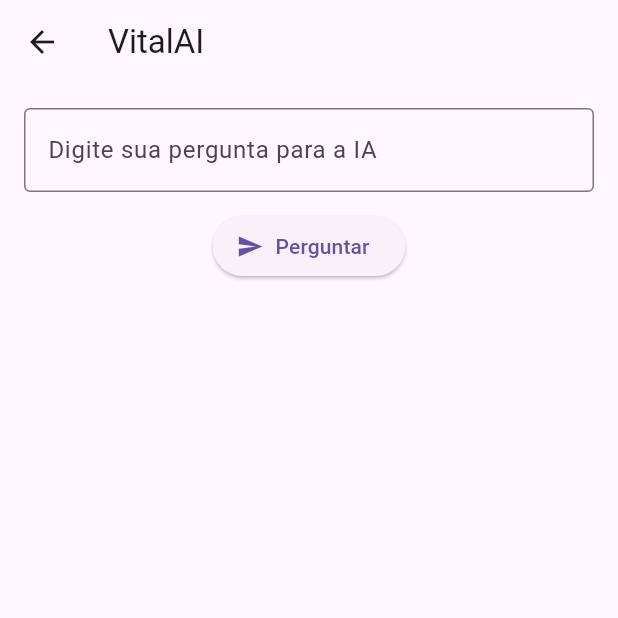
After one commit to VictorYudi28/vitalSyncFase4, a Flutter app: the VitalIAScreen screen opened directly, on a phone screen of 412 x 824 dp, the top half of it. The commit adds this screen. Run offline on Flutter 3.47's test engine with Material 3 defaults, Android fonts, the phone set to English and light mode, and no system bars; our stand-ins replace flutter_dotenv, flutter_gemini; network calls fail.

Commit message:
Adding the new AI to Vital Sync

```diff
--- a/lib/app_main_screen.dart
+++ b/lib/app_main_screen.dart
@@ -1,7 +1,7 @@
 import 'package:flutter/cupertino.dart' hide Title;
 import 'package:flutter/material.dart' hide Title;
 import 'package:vitalsync/profile.dart';
-import 'package:vitalsync/vital_maps_screen.dart';
+import 'package:vitalsync/vitalAI.dart';
 import 'api_vital_sync.dart';
 import 'custon_bottomNavigationBar.dart';
 import 'general.dart';
@@ -17,7 +17,7 @@ class AppMainScreenState extends State<AppMainScreen> {
 
   final List<Widget> _pages = [
     Profile(),
-    VitalMapsScreen(),
+    VitalIAScreen(),
     ApiVitalSync(),
     General(),
   ];
--- a/lib/custon_bottomNavigationBar.dart
+++ b/lib/custon_bottomNavigationBar.dart
@@ -26,7 +26,7 @@ class CustomBottomNavigationBar extends StatelessWidget {
         ),
         BottomNavigationBarItem(
           icon: Icon(Icons.psychology_alt),
-          label: 'VitalMaps',
+          label: 'VitalIA',
         ),
         BottomNavigationBarItem(
           icon: Icon(Icons.check_circle),
--- /dev/null
+++ b/lib/vitalAI.dart
@@ -0,0 +1,80 @@
+import 'package:flutter/material.dart';
+import 'package:flutter_gemini/flutter_gemini.dart';
+
+class VitalIAScreen extends StatefulWidget {
+  @override
+  _VitalIAScreenState createState() => _VitalIAScreenState();
+}
+
+class _VitalIAScreenState extends State<VitalIAScreen> {
+  final TextEditingController _perguntaController = TextEditingController();
+  String _respostaIA = '';
+  bool _carregando = false;
+
+  Future<void> chamarIA(String pergunta) async {
+    setState(() {
+      _carregando = true;
+      _respostaIA = '';
+    });
+
+    try {
+      final resultado = await Gemini.instance.text(pergunta);
+      setState(() {
+        _respostaIA = resultado?.output ?? 'Sem resposta';
+      });
+    } catch (e) {
+      setState(() {
+        _respostaIA = 'Erro ao conectar: $e';
+      });
+    } finally {
+      setState(() {
+        _carregando = false;
+      });
+    }
+  }
+
+  @override
+  Widget build(BuildContext context) {
+    return Scaffold(
+      appBar: AppBar(title: Text('VitalAI')),
+      body: Padding(
+        padding: const EdgeInsets.all(16.0),
+        child: Column(
+          children: [
+            TextField(
+              controller: _perguntaController,
+              decoration: InputDecoration(
+                labelText: 'Digite sua pergunta para a IA',
+                border: OutlineInputBorder(),
+              ),
+            ),
+            SizedBox(height: 12),
+            ElevatedButton.icon(
+              icon: Icon(Icons.send),
+              label: Text('Perguntar'),
+              onPressed: _carregando
+                  ? null
+                  : () {
+                final pergunta = _perguntaController.text.trim();
+                if (pergunta.isNotEmpty) {
+                  chamarIA(pergunta);
+                }
+              },
+            ),
+            SizedBox(height: 20),
+            Expanded(
+              child: _carregando
+                  ? Center(child: CircularProgressIndicator())
+                  : SingleChildScrollView(
+                child: Text(
+                  _respostaIA,
+                  style: TextStyle(fontSize: 16),
+                ),
+              ),
+            ),
+          ],
+        ),
+      ),
+    );
+  }
+}
```
Also changed, not shown: lib/main.dart (+6 -2 lines), lib/vital_maps_screen.dart (deleted, +0 -33 lines), pubspec.yaml (+3 -10 lines), pubspec.lock, 1 other file.
